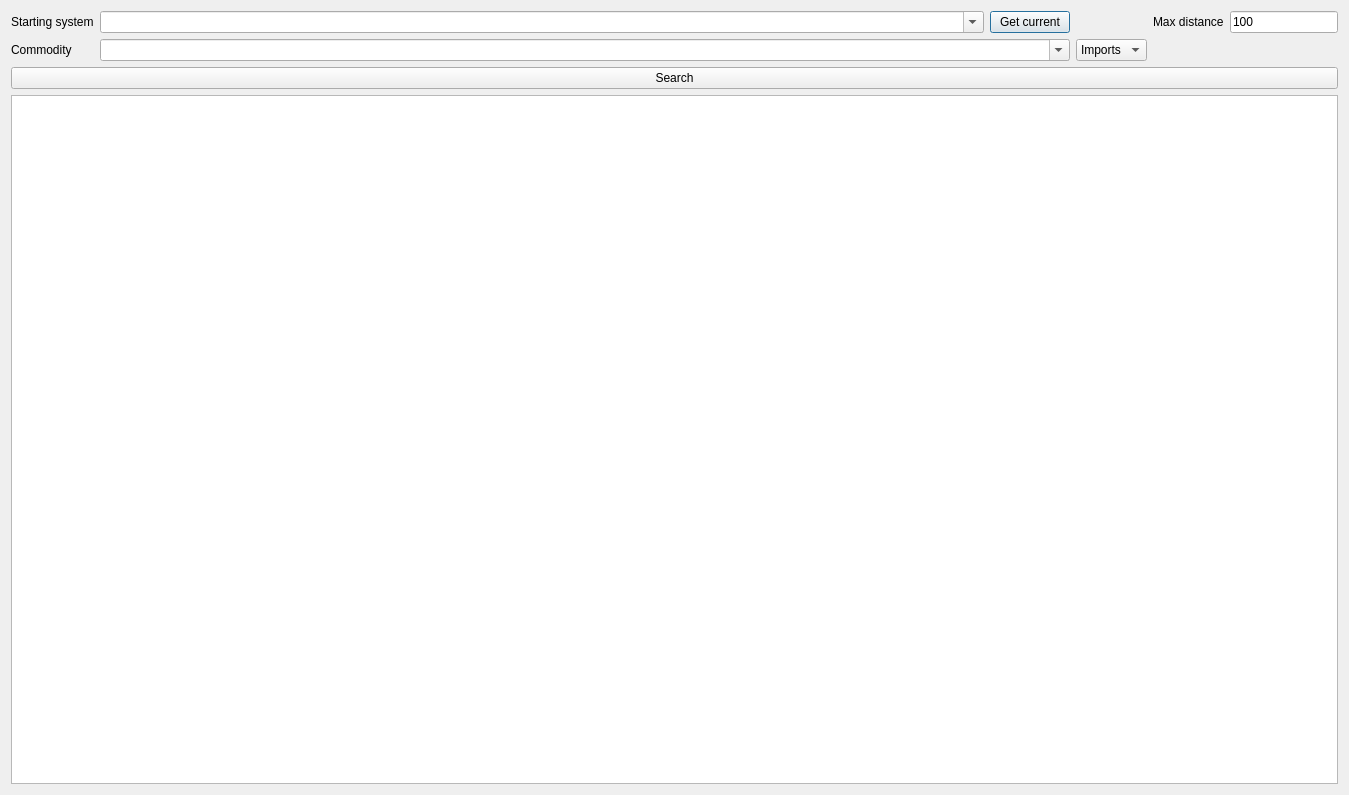
Qt form src/ui/CommodityTab.ui (BeTeK/EliteMerchant) before a commit.
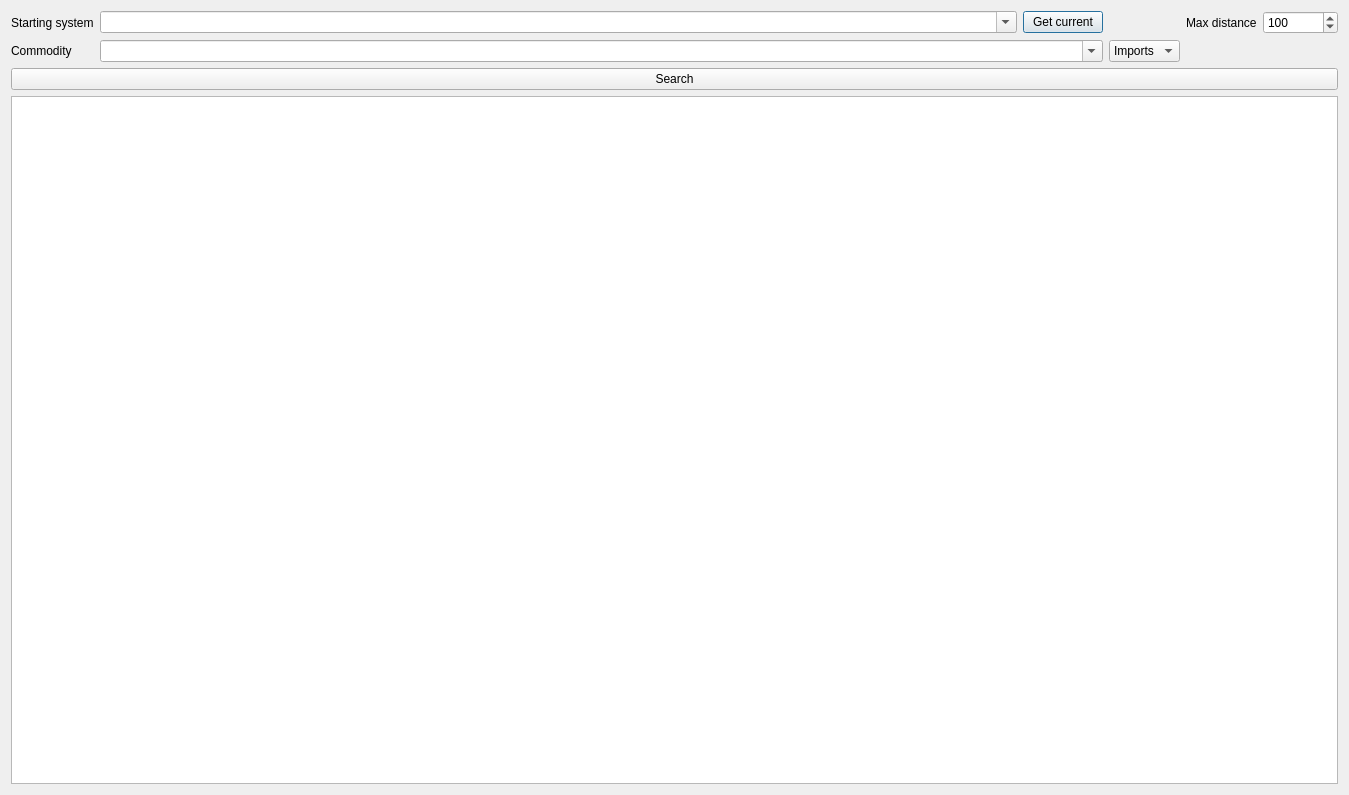
The same form after that commit.

What changed in the file:
```diff
--- a/src/ui/CommodityTab.ui
+++ b/src/ui/CommodityTab.ui
@@ -66,19 +66,6 @@
          </item>
         </widget>
        </item>
-       <item row="1" column="6">
-        <widget class="QLineEdit" name="maxDistanceTxt">
-         <property name="sizePolicy">
-          <sizepolicy hsizetype="Preferred" vsizetype="Fixed">
-           <horstretch>0</horstretch>
-           <verstretch>0</verstretch>
-          </sizepolicy>
-         </property>
-         <property name="text">
-          <string>100</string>
-         </property>
-        </widget>
-       </item>
        <item row="1" column="5">
         <widget class="QLabel" name="label_2">
          <property name="text">
@@ -109,6 +96,22 @@
          </property>
         </widget>
        </item>
+       <item row="1" column="6">
+        <widget class="QSpinBox" name="maxDistanceSpinBox">
+         <property name="minimumSize">
+          <size>
+           <width>75</width>
+           <height>0</height>
+          </size>
+         </property>
+         <property name="maximum">
+          <number>99999999</number>
+         </property>
+         <property name="value">
+          <number>100</number>
+         </property>
+        </widget>
+       </item>
       </layout>
      </item>
      <item>
```
